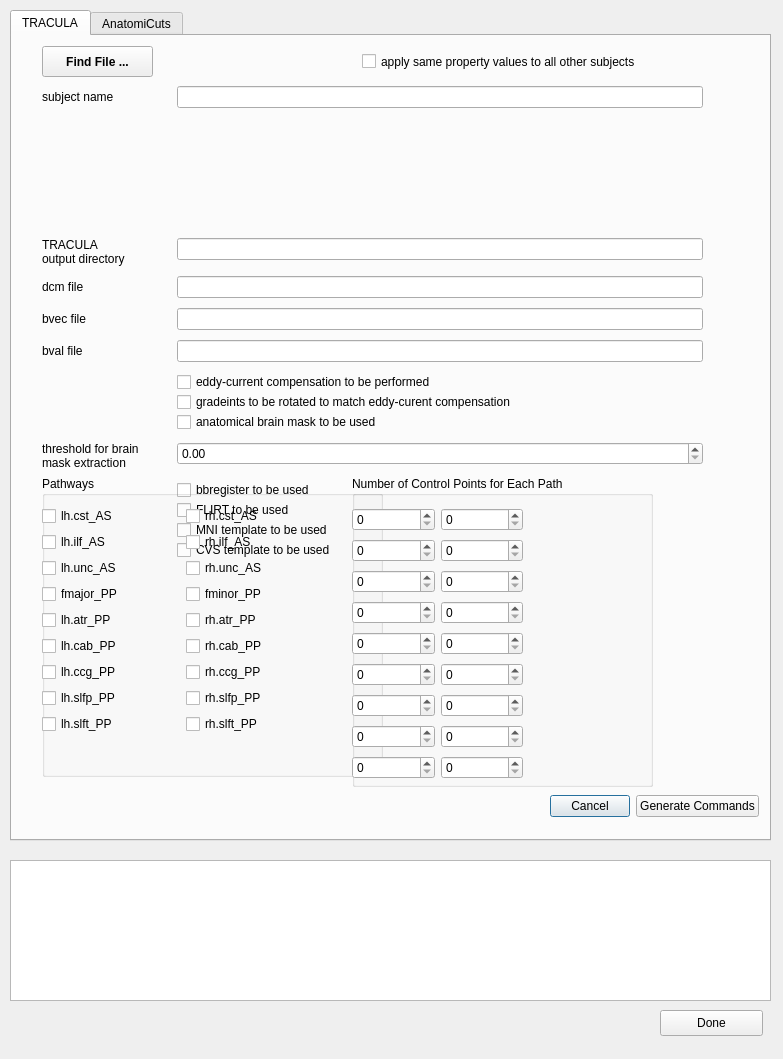
First picture: the form in diffusion_tool/configurationfileform.ui, repository freesurfer/freesurfer, before the edit.
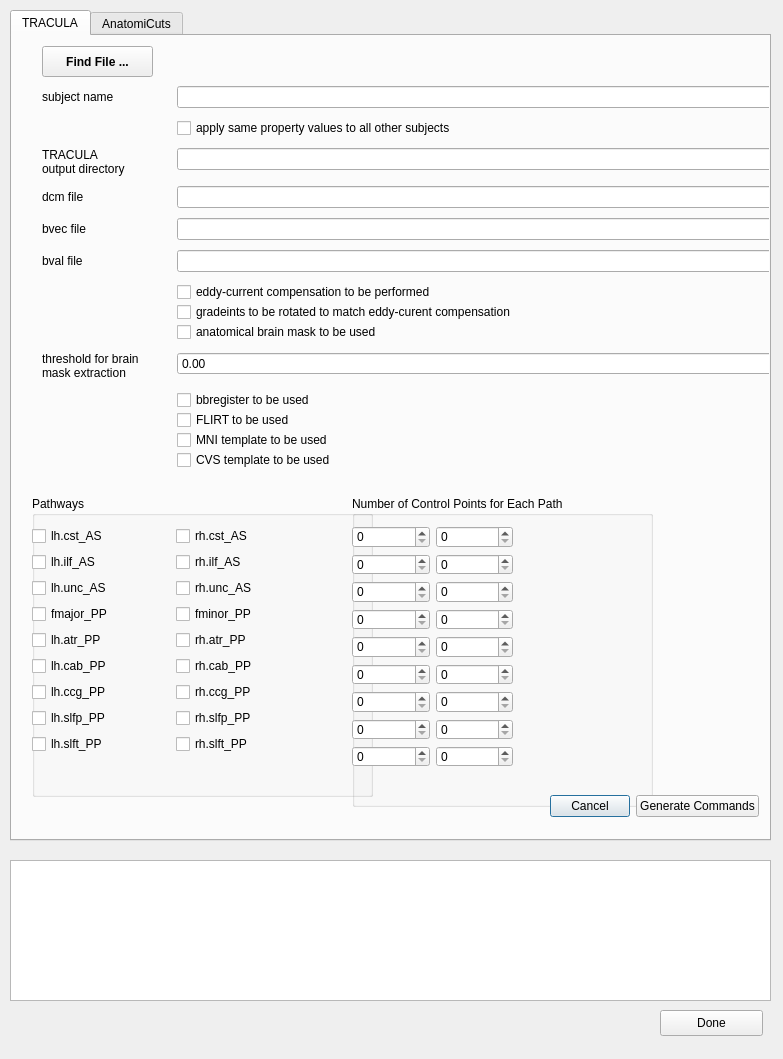
Second picture: the form after the edit.

Commit message: made some changes to the layout of the table

Patch:
```diff
--- a/diffusion_tool/configurationfileform.ui
+++ b/diffusion_tool/configurationfileform.ui
@@ -37,8 +37,8 @@
       <rect>
        <x>30</x>
        <y>50</y>
-       <width>661</width>
-       <height>474</height>
+       <width>761</width>
+       <height>478</height>
       </rect>
      </property>
      <layout class="QFormLayout" name="formLayout">
@@ -201,25 +201,22 @@
        <widget class="QLineEdit" name="dtrootLineEdit"/>
       </item>
       <item row="2" column="1">
-       <spacer name="verticalSpacer_5">
-        <property name="orientation">
-         <enum>Qt::Vertical</enum>
+       <widget class="QCheckBox" name="checkBox_26">
+        <property name="text">
+         <string>apply same property values to all other subjects</string>
         </property>
-        <property name="sizeHint" stdset="0">
-         <size>
-          <width>20</width>
-          <height>10</height>
-         </size>
+        <property name="tristate">
+         <bool>false</bool>
         </property>
-       </spacer>
+       </widget>
       </item>
      </layout>
     </widget>
     <widget class="QGroupBox" name="groupBox">
      <property name="geometry">
       <rect>
-       <x>30</x>
-       <y>440</y>
+       <x>20</x>
+       <y>460</y>
        <width>341</width>
        <height>301</height>
       </rect>
@@ -441,7 +438,7 @@
      <property name="geometry">
       <rect>
        <x>340</x>
-       <y>440</y>
+       <y>460</y>
        <width>301</width>
        <height>311</height>
       </rect>
@@ -454,8 +451,8 @@
        <rect>
         <x>0</x>
         <y>30</y>
-        <width>171</width>
-        <height>275</height>
+        <width>161</width>
+        <height>241</height>
        </rect>
       </property>
       <layout class="QGridLayout" name="gridLayout_2">
@@ -629,22 +626,6 @@
       </item>
      </layout>
     </widget>
-    <widget class="QCheckBox" name="checkBox_26">
-     <property name="geometry">
-      <rect>
-       <x>350</x>
-       <y>0</y>
-       <width>341</width>
-       <height>51</height>
-      </rect>
-     </property>
-     <property name="text">
-      <string>apply same property values to all other subjects</string>
-     </property>
-     <property name="tristate">
-      <bool>false</bool>
-     </property>
-    </widget>
     <widget class="QPushButton" name="pushButton_3">
      <property name="geometry">
       <rect>
```
Left out of the diff: 26 changed lines with no effect on the pictures.
